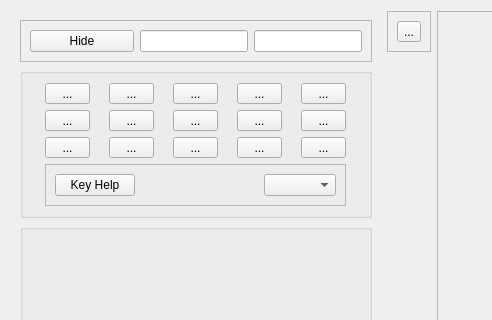
Above: qtCreatorFiles/ui_annotator_righthandmouse.ui from plomgrading/plom before the change; both pictures show x 0 to 492 and y 0 to 320 of the 862 by 670 pixel window. Below: the same form after it.
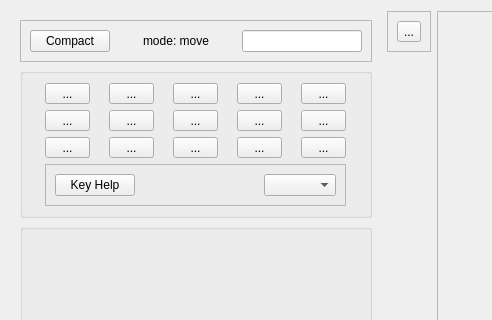
That is the form after the change.

Commit message: Some more misc tweaks to things. Also delta-button is now a dropdown menu which disables entries when they are not legal.

```diff
--- a/qtCreatorFiles/ui_annotator_righthandmouse.ui
+++ b/qtCreatorFiles/ui_annotator_righthandmouse.ui
@@ -63,27 +63,39 @@
           <widget class="QPushButton" name="hideButton">
            <property name="sizePolicy">
             <sizepolicy hsizetype="Expanding" vsizetype="Fixed">
-             <horstretch>1</horstretch>
+             <horstretch>0</horstretch>
              <verstretch>0</verstretch>
             </sizepolicy>
            </property>
            <property name="text">
-            <string>Hide</string>
+            <string>Compact</string>
            </property>
           </widget>
          </item>
          <item>
-          <widget class="QLineEdit" name="modeLine">
+          <widget class="QLabel" name="modeLabel">
+           <property name="sizePolicy">
+            <sizepolicy hsizetype="Expanding" vsizetype="Preferred">
+             <horstretch>1</horstretch>
+             <verstretch>0</verstretch>
+            </sizepolicy>
+           </property>
+           <property name="text">
+            <string>mode: move</string>
+           </property>
            <property name="alignment">
             <set>Qt::AlignCenter</set>
            </property>
-           <property name="readOnly">
-            <bool>true</bool>
-           </property>
           </widget>
          </item>
          <item>
           <widget class="QLineEdit" name="markLine">
+           <property name="sizePolicy">
+            <sizepolicy hsizetype="Expanding" vsizetype="Fixed">
+             <horstretch>1</horstretch>
+             <verstretch>0</verstretch>
+            </sizepolicy>
+           </property>
            <property name="alignment">
             <set>Qt::AlignCenter</set>
            </property>
```
The commit also changes 2 other files.
